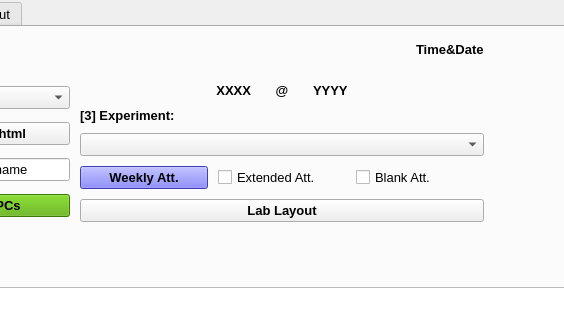
Before: the Qt Designer form assets/YorkULabSeating_new.ui in tdgskinner/yorku-phys-lab-seating, drawn with Qt 5; both pictures show x 220 to 784 and y 0 to 320 of the 873 by 566 pixel window.
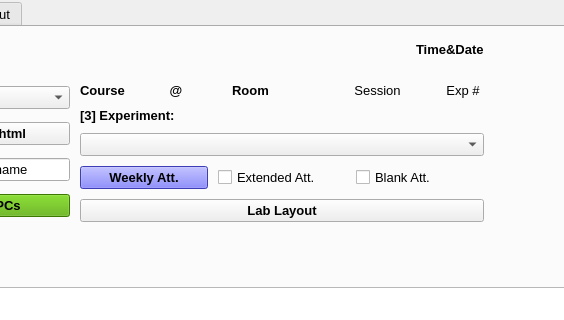
After: the same form once the commit is applied. The open tabs and pages were chosen to show the change.

Diff of the .ui file:
```diff
--- a/assets/YorkULabSeating_new.ui
+++ b/assets/YorkULabSeating_new.ui
@@ -245,12 +245,18 @@
              <item>
               <layout class="QVBoxLayout" name="verticalLayout_30">
                <item>
-                <layout class="QHBoxLayout" name="horizontalLayout_17" stretch="3,1,3">
+                <layout class="QHBoxLayout" name="horizontalLayout_17" stretch="2,0,3,3,1">
                  <property name="spacing">
                   <number>2</number>
                  </property>
                  <item>
                   <widget class="QLabel" name="course_label">
+                   <property name="sizePolicy">
+                    <sizepolicy hsizetype="Expanding" vsizetype="Preferred">
+                     <horstretch>0</horstretch>
+                     <verstretch>0</verstretch>
+                    </sizepolicy>
+                   </property>
                    <property name="font">
                     <font>
                      <pointsize>10</pointsize>
@@ -259,15 +265,24 @@
                     </font>
                    </property>
                    <property name="text">
-                    <string>XXXX</string>
+                    <string>Course</string>
                    </property>
                    <property name="alignment">
-                    <set>Qt::AlignRight|Qt::AlignTrailing|Qt::AlignVCenter</set>
+                    <set>Qt::AlignLeading|Qt::AlignLeft|Qt::AlignVCenter</set>
+                   </property>
+                   <property name="wordWrap">
+                    <bool>true</bool>
                    </property>
                   </widget>
                  </item>
                  <item>
                   <widget class="QLabel" name="course_label_at">
+                   <property name="sizePolicy">
+                    <sizepolicy hsizetype="Expanding" vsizetype="Preferred">
+                     <horstretch>0</horstretch>
+                     <verstretch>0</verstretch>
+                    </sizepolicy>
+                   </property>
                    <property name="font">
                     <font>
                      <pointsize>10</pointsize>
@@ -279,12 +294,21 @@
                     <string> @ </string>
                    </property>
                    <property name="alignment">
-                    <set>Qt::AlignCenter</set>
+                    <set>Qt::AlignLeading|Qt::AlignLeft|Qt::AlignVCenter</set>
+                   </property>
+                   <property name="wordWrap">
+                    <bool>false</bool>
                    </property>
                   </widget>
                  </item>
                  <item>
                   <widget class="QLabel" name="location_label">
+                   <property name="sizePolicy">
+                    <sizepolicy hsizetype="Expanding" vsizetype="Preferred">
+                     <horstretch>0</horstretch>
+                     <verstretch>0</verstretch>
+                    </sizepolicy>
+                   </property>
                    <property name="font">
                     <font>
                      <pointsize>10</pointsize>
@@ -293,7 +317,51 @@
                     </font>
                    </property>
                    <property name="text">
-                    <string>YYYY</string>
+                    <string>Room</string>
+                   </property>
+                   <property name="alignment">
+                    <set>Qt::AlignCenter</set>
+                   </property>
+                   <property name="wordWrap">
+                    <bool>false</bool>
+                   </property>
+                  </widget>
+                 </item>
+                 <item>
+                  <widget class="QLabel" name="session_label">
+                   <property name="sizePolicy">
+                    <sizepolicy hsizetype="Expanding" vsizetype="Preferred">
+                     <horstretch>0</horstretch>
+                     <verstretch>0</verstretch>
+                    </sizepolicy>
+                   </property>
+                   <property name="text">
+                    <string>Session</string>
+                   </property>
+                   <property name="alignment">
+                    <set>Qt::AlignCenter</set>
+                   </property>
+                   <property name="wordWrap">
+                    <bool>false</bool>
+                   </property>
+                  </widget>
+                 </item>
+                 <item>
+                  <widget class="QLabel" name="exp_label">
+                   <property name="sizePolicy">
+                    <sizepolicy hsizetype="Expanding" vsizetype="Preferred">
+                     <horstretch>0</horstretch>
+                     <verstretch>0</verstretch>
+                    </sizepolicy>
+                   </property>
+                   <property name="text">
+                    <string>Exp #</string>
+                   </property>
+                   <property name="alignment">
+                    <set>Qt::AlignCenter</set>
+                   </property>
+                   <property name="wordWrap">
+                    <bool>false</bool>
                    </property>
                   </widget>
                  </item>
```
Left out of the diff: 18 changed lines with no effect on the pictures.
